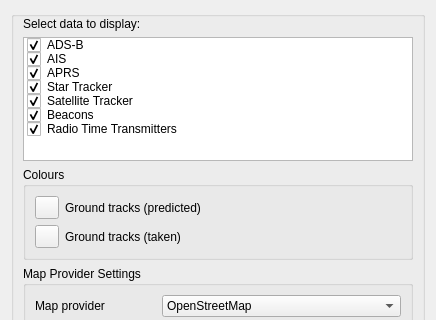
First picture: the form in plugins/feature/map/mapsettingsdialog.ui, repository f4exb/sdrangel, before the edit; both pictures show x 0 to 436 and y 0 to 320 of the 436 by 520 pixel window.
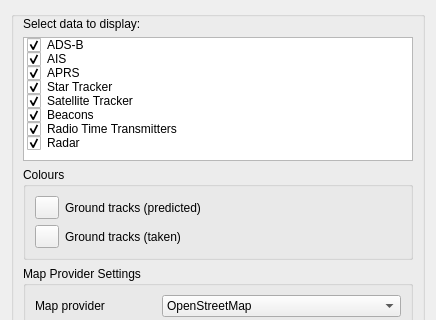
Second picture: the form after the edit.

```diff
--- a/plugins/feature/map/mapsettingsdialog.ui
+++ b/plugins/feature/map/mapsettingsdialog.ui
@@ -97,6 +97,14 @@
           <enum>Checked</enum>
          </property>
         </item>
+        <item>
+         <property name="text">
+          <string>Radar</string>
+         </property>
+         <property name="checkState">
+          <enum>Checked</enum>
+         </property>
+        </item>
        </widget>
       </item>
       <item>
```
